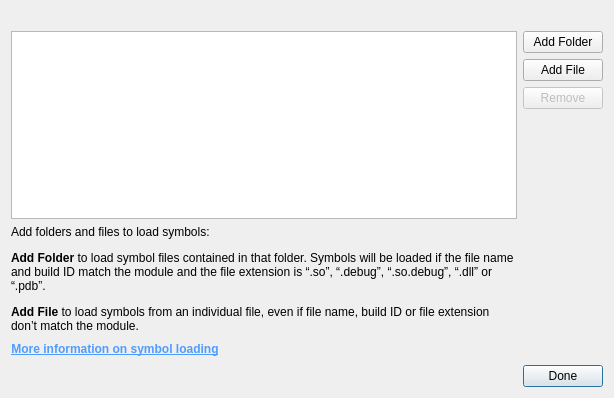
Above: src/ConfigWidgets/SymbolsDialog.ui from google/orbit before the change. Below: the same form after it.
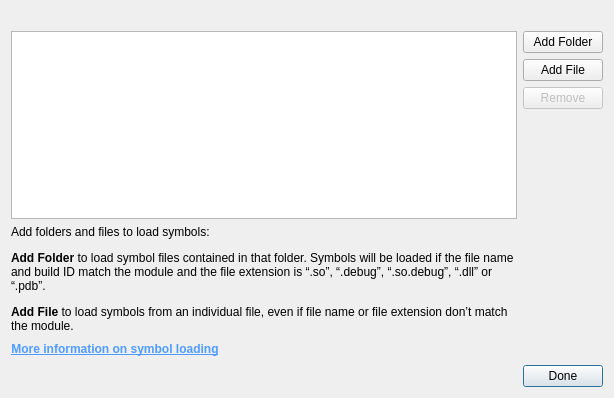
That is the form after the change.

Commit message:
Remove mentioning build id from info text
The build id override is not yet implemented, hence mentioning it
already in the info text would confuse users

```diff
--- a/src/ConfigWidgets/SymbolsDialog.ui
+++ b/src/ConfigWidgets/SymbolsDialog.ui
@@ -54,7 +54,7 @@
    <item row="2" column="0">
     <widget class="QLabel" name="label">
      <property name="text">
-      <string>&lt;html&gt;&lt;head/&gt;&lt;body&gt;&lt;p&gt;Add folders and files to load symbols:&lt;/p&gt;&lt;p&gt;&lt;span style=&quot; font-weight:600;&quot;&gt;Add Folder&lt;/span&gt; to load symbol files contained in that folder. Symbols will be loaded if the file name and build ID match the module and the file extension is “.so”, “.debug”, “.so.debug”, “.dll” or “.pdb”.&lt;/p&gt;&lt;p&gt;&lt;span style=&quot; font-weight:600;&quot;&gt;Add File&lt;/span&gt; to load symbols from an individual file, even if file name, build ID or file extension don’t match the module. &lt;/p&gt;&lt;/body&gt;&lt;/html&gt;</string>
+      <string>&lt;html&gt;&lt;head/&gt;&lt;body&gt;&lt;p&gt;Add folders and files to load symbols:&lt;/p&gt;&lt;p&gt;&lt;span style=&quot; font-weight:600;&quot;&gt;Add Folder&lt;/span&gt; to load symbol files contained in that folder. Symbols will be loaded if the file name and build ID match the module and the file extension is “.so”, “.debug”, “.so.debug”, “.dll” or “.pdb”.&lt;/p&gt;&lt;p&gt;&lt;span style=&quot; font-weight:600;&quot;&gt;Add File&lt;/span&gt; to load symbols from an individual file, even if file name or file extension don’t match the module. &lt;/p&gt;&lt;/body&gt;&lt;/html&gt;</string>
      </property>
      <property name="wordWrap">
       <bool>true</bool>
```
